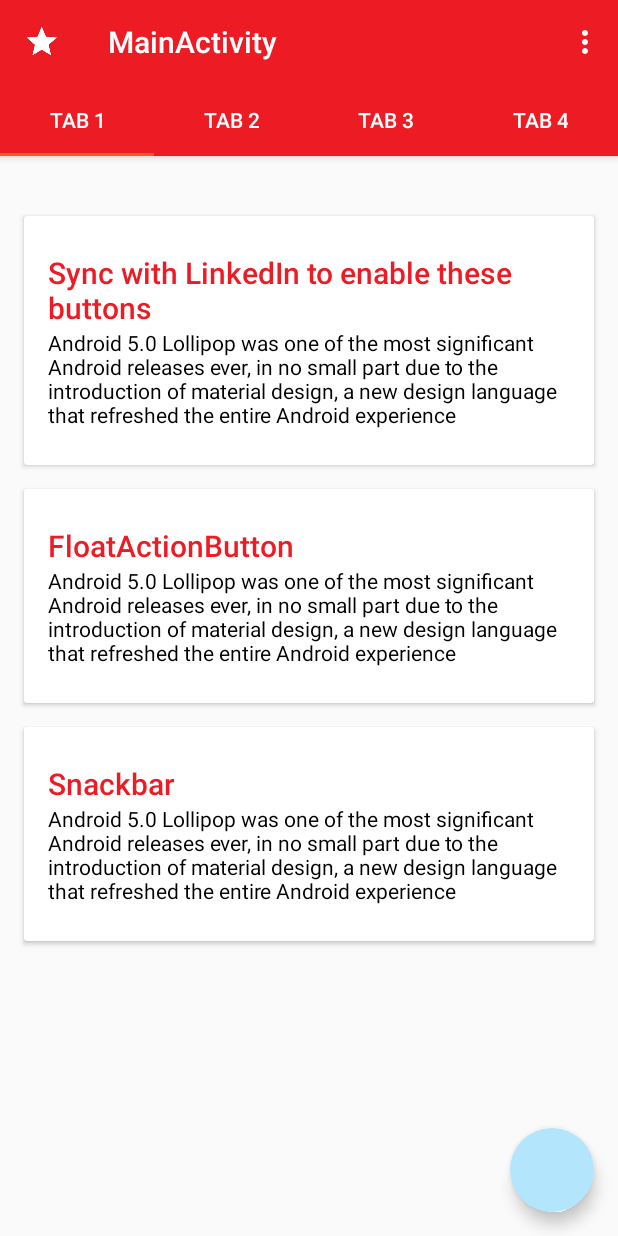
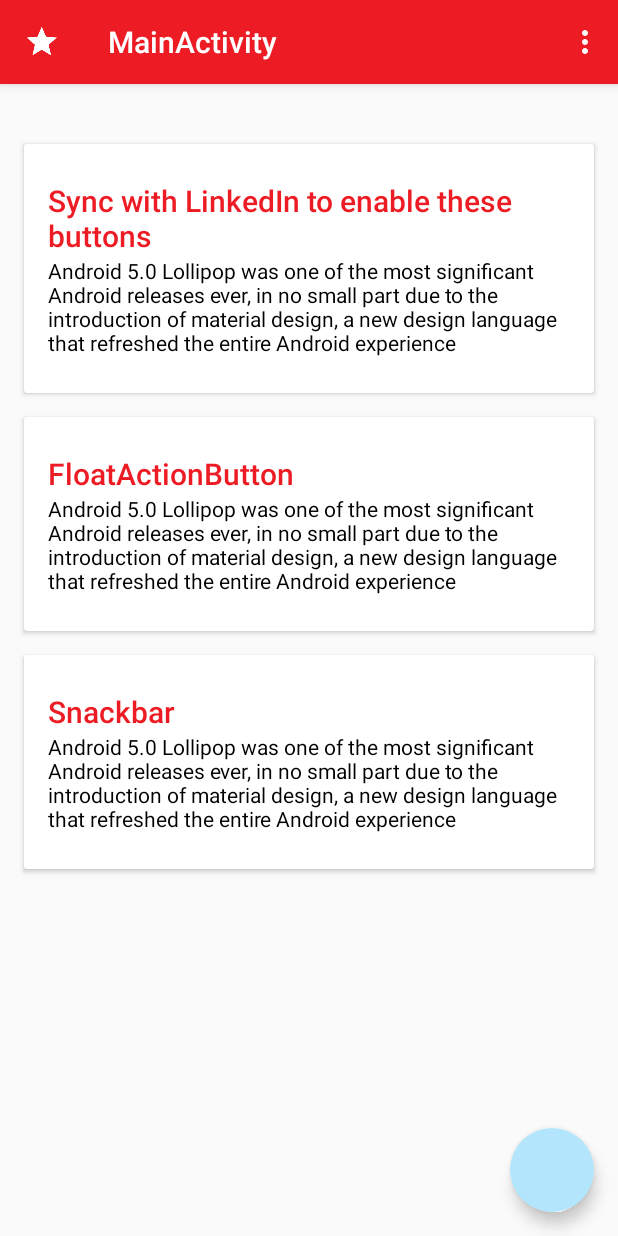
Before and after one commit to charlesmarino/careerandroid, an Android app: the screen it shows after launch (MainActivity), on a phone screen of 412 x 824 dp. Run offline under Robolectric (Android 15) with nearby library versions, the phone set to English and light mode, and no system bars.

Commit message:
took out tab bar

```diff
--- a/app/src/main/java/com/charlesmarino/tustle/MainActivity.java
+++ b/app/src/main/java/com/charlesmarino/tustle/MainActivity.java
@@ -43,7 +43,6 @@ public class MainActivity extends AppCompatActivity implements View.OnClickListe
         setContentView(R.layout.activity_main);
         setupToolbar();
         setupFab();
-        setupTablayout();
         setUpdateState();
     }
 
@@ -60,16 +59,6 @@ public class MainActivity extends AppCompatActivity implements View.OnClickListe
         ab.setHomeAsUpIndicator(R.drawable.ic_fab_star);
         ab.setDisplayHomeAsUpEnabled(true);
     }
-
-    private void setupTablayout(){
-        tabLayout = (TabLayout) findViewById(R.id.tabLayout);
-        tabLayout.setTabGravity(TabLayout.GRAVITY_FILL);
-        tabLayout.addTab(tabLayout.newTab().setText("Tab 1"));
-        tabLayout.addTab(tabLayout.newTab().setText("Tab 2"));
-        tabLayout.addTab(tabLayout.newTab().setText("Tab 3"));
-        tabLayout.addTab(tabLayout.newTab().setText("Tab 4"));
-    }
-
 
     @Override
     public boolean onCreateOptionsMenu(Menu menu) {
--- a/app/src/main/res/layout/activity_main.xml
+++ b/app/src/main/res/layout/activity_main.xml
@@ -20,14 +20,6 @@
             app:layout_scrollFlags="scroll|enterAlways"
             app:popupTheme="@style/ThemeOverlay.AppCompat.Dark" />
 
-        <android.support.design.widget.TabLayout
-            android:id="@+id/tabLayout"
-            android:layout_width="match_parent"
-            android:layout_height="wrap_content"
-            android:layout_below="@+id/app_bar"
-            android:background="?attr/colorPrimary"
-            android:scrollbars="horizontal" />
-
     </android.support.design.widget.AppBarLayout>
 
     <!-- Your Scrollable View -->
```
